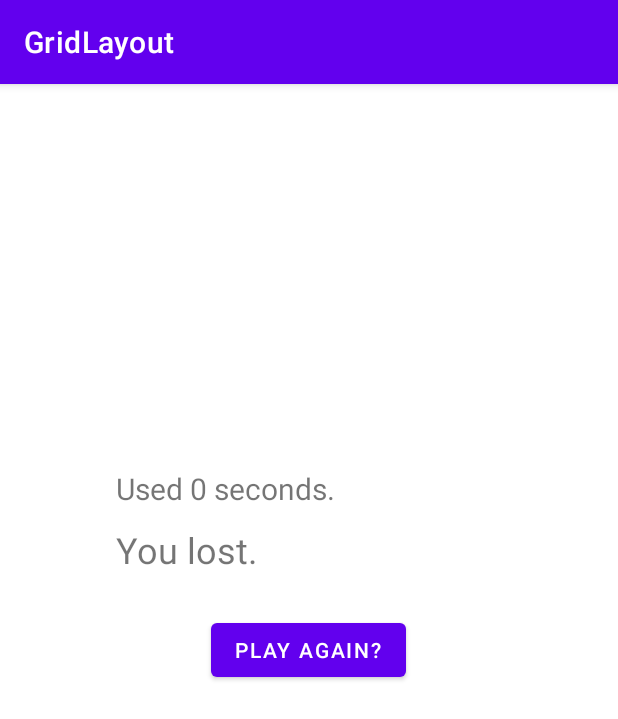
After one commit to xl0u1sx/310-Project1, an Android app: the ResultActivity screen opened directly, with no data from a screen before it, on a phone screen of 412 x 824 dp. The commit adds this screen. Shown: the top 719 px of the screen. Run offline under Robolectric (Android 15) with nearby library versions, the phone set to English and light mode, and no system bars.

Commit message:
game result page updated

```diff
--- a/app/build.gradle
+++ b/app/build.gradle
@@ -3,7 +3,7 @@ plugins {
 }
 
 android {
-    compileSdk 34
+    compileSdk 35
     namespace "com.example.gridlayout"
     defaultConfig {
         applicationId "com.example.gridlayout"
@@ -33,6 +33,7 @@ dependencies {
     implementation 'com.google.android.material:material:1.6.1'
     implementation 'androidx.constraintlayout:constraintlayout:2.1.4'
     implementation 'androidx.gridlayout:gridlayout:1.0.0'
+    implementation 'androidx.activity:activity:1.10.1'
     testImplementation 'junit:junit:4.13.2'
     androidTestImplementation 'androidx.test.ext:junit:1.1.3'
     androidTestImplementation 'androidx.test.espresso:espresso-core:3.4.0'
--- a/app/src/main/AndroidManifest.xml
+++ b/app/src/main/AndroidManifest.xml
@@ -14,6 +14,9 @@
         android:theme="@style/Theme.GridLayout"
         tools:targetApi="31">
         <activity
+            android:name=".ResultActivity"
+            android:exported="false" />
+        <activity
             android:name=".MainActivity"
             android:exported="true">
             <intent-filter>
--- a/app/src/main/java/com/example/gridlayout/MainActivity.java
+++ b/app/src/main/java/com/example/gridlayout/MainActivity.java
@@ -3,6 +3,7 @@ package com.example.gridlayout;
 import androidx.appcompat.app.AppCompatActivity;
 import androidx.gridlayout.widget.GridLayout;
 
+import android.content.Intent;
 import android.content.res.Resources;
 import android.graphics.Color;
 import android.os.Bundle;
@@ -48,16 +49,16 @@ public class MainActivity extends AppCompatActivity {
         return String.format("%02d:%02d", minutes, seconds);
     }
 
+    private long totalTime = 0L;
     private boolean timerRunning = false;
     private long startTimeMs = 0L;
     private final Handler timerHandler = new Handler();
     private final Runnable timerTick = new Runnable() {
         @Override public void run() {
             if (!timerRunning) return;
-            long elapsed = System.currentTimeMillis() - startTimeMs;
-            timerText.setText(formatElapsed(elapsed));
-            // update ~4 times per second (smooth but cheap)
-            timerHandler.postDelayed(this, 250);
+            totalTime = System.currentTimeMillis() - startTimeMs;
+            timerText.setText(formatElapsed(totalTime));
+            timerHandler.postDelayed(this, 100);
         }
     };
 
@@ -72,6 +73,7 @@ public class MainActivity extends AppCompatActivity {
         if (!timerRunning) return;
         timerRunning = false;
         timerHandler.removeCallbacksAndMessages(null);
+        totalTime = System.currentTimeMillis() - startTimeMs;
     }
 
     @Override
@@ -194,6 +196,7 @@ public class MainActivity extends AppCompatActivity {
             disableBoard();
             timerStop();
             //redirect to end game page with time spent
+            redirectToResult(false);
             return;
         }
 
@@ -210,6 +213,7 @@ public class MainActivity extends AppCompatActivity {
         if(ifWin()){
             disableBoard();
             timerStop();
+            redirectToResult(true);
         }
 
 //        tv.setText(String.valueOf(i)+String.valueOf(j)); // display num in cell
@@ -317,6 +321,13 @@ public class MainActivity extends AppCompatActivity {
         return revealedCells == nonMineCells;
     }
 
+    private void redirectToResult(boolean won) {
+        Intent i = new Intent(this, ResultActivity.class);
+        i.putExtra(ResultActivity.EXTRA_ELAPSED_MS, totalTime);
+        i.putExtra(ResultActivity.EXTRA_WON, won);
+        startActivity(i);
+    }
+
 
     // disable further clicks after game over
     private void disableBoard() {
--- /dev/null
+++ b/app/src/main/java/com/example/gridlayout/ResultActivity.java
@@ -0,0 +1,58 @@
+package com.example.gridlayout;
+
+import android.content.Intent;
+import android.os.Bundle;
+import android.view.View;
+import android.widget.Button;
+import android.widget.TextView;
+
+import androidx.activity.EdgeToEdge;
+import androidx.appcompat.app.AppCompatActivity;
+import androidx.core.graphics.Insets;
+import androidx.core.view.ViewCompat;
+import androidx.core.view.WindowInsetsCompat;
+
+public class ResultActivity extends AppCompatActivity {
+    public static final String EXTRA_ELAPSED_MS = "elapsed_ms";
+    public static final String EXTRA_WON = "won";
+
+    private TextView timeText;
+    private TextView resultText;
+    private TextView goodJobText;
+    private Button playAgainBtn;
+
+
+    @Override
+    protected void onCreate(Bundle savedInstanceState) {
+        super.onCreate(savedInstanceState);
+        setContentView(R.layout.activity_result);
+
+        timeText = findViewById(R.id.timeText);
+        resultText = findViewById(R.id.resultText);
+        goodJobText = findViewById(R.id.goodJobText);
+        playAgainBtn = findViewById(R.id.playAgainBtn);
+
+        long elapsedMs = getIntent().getLongExtra(EXTRA_ELAPSED_MS, 0L);
+        boolean won = getIntent().getBooleanExtra(EXTRA_WON, false);
+
+        long seconds = (elapsedMs + 500) / 1000; // round to nearest second
+        timeText.setText("Used " + seconds + " seconds.");
+
+        if(won){
+            resultText.setText("You won.");
+            goodJobText.setVisibility(View.VISIBLE);
+        } else {
+            resultText.setText("You lost.");
+            goodJobText.setVisibility(View.GONE);
+        }
+
+        playAgainBtn.setOnClickListener(v -> {
+            //back to the game
+            Intent i = new Intent(ResultActivity.this, MainActivity.class);
+            //clear all activities so when back start a new game
+            i.addFlags(Intent.FLAG_ACTIVITY_CLEAR_TOP | Intent.FLAG_ACTIVITY_NEW_TASK);
+            startActivity(i);
+            finish();
+        });
+    }
+}
--- /dev/null
+++ b/app/src/main/res/layout/activity_result.xml
@@ -0,0 +1,59 @@
+<?xml version="1.0" encoding="utf-8"?>
+<androidx.constraintlayout.widget.ConstraintLayout xmlns:android="http://schemas.android.com/apk/res/android"
+    xmlns:app="http://schemas.android.com/apk/res-auto"
+    xmlns:tools="http://schemas.android.com/tools"
+    android:id="@+id/main"
+    android:layout_width="match_parent"
+    android:layout_height="match_parent"
+    tools:context=".ResultActivity">
+
+    <TextView
+        android:id="@+id/timeText"
+        android:layout_width="256dp"
+        android:layout_height="22dp"
+        android:layout_marginTop="256dp"
+        android:text="Used 0 seconds."
+        android:textSize="20sp"
+        app:layout_constraintBottom_toTopOf="@+id/resultText"
+        app:layout_constraintEnd_toEndOf="@+id/resultText"
+        app:layout_constraintHorizontal_bias="0.0"
+        app:layout_constraintStart_toStartOf="@+id/resultText"
+        app:layout_constraintTop_toTopOf="parent"
+        app:layout_constraintVertical_bias="0.5" />
+
+    <TextView
+        android:id="@+id/resultText"
+        android:layout_width="257dp"
+        android:layout_height="31dp"
+        android:layout_marginTop="16dp"
+        android:text="You won."
+        android:textSize="24sp"
+        app:layout_constraintEnd_toEndOf="@+id/goodJobText"
+        app:layout_constraintHorizontal_bias="0.0"
+        app:layout_constraintStart_toStartOf="@+id/goodJobText"
+        app:layout_constraintTop_toBottomOf="@id/timeText" />
+
+    <TextView
+        android:id="@+id/goodJobText"
+        android:layout_width="257dp"
+        android:layout_height="27dp"
+        android:layout_marginTop="4dp"
+        android:text="Good job!"
+        android:textSize="20sp"
+        app:layout_constraintEnd_toEndOf="parent"
+        app:layout_constraintStart_toStartOf="parent"
+        app:layout_constraintTop_toBottomOf="@id/resultText" />
+
+    <Button
+        android:id="@+id/playAgainBtn"
+        android:layout_width="wrap_content"
+        android:layout_height="wrap_content"
+        android:layout_marginTop="28dp"
+        android:text="Play again?"
+        app:layout_constraintEnd_toEndOf="parent"
+        app:layout_constraintHorizontal_bias="0.498"
+        app:layout_constraintStart_toStartOf="parent"
+        app:layout_constraintTop_toBottomOf="@id/goodJobText" />
+
+
+</androidx.constraintlayout.widget.ConstraintLayout>
```
